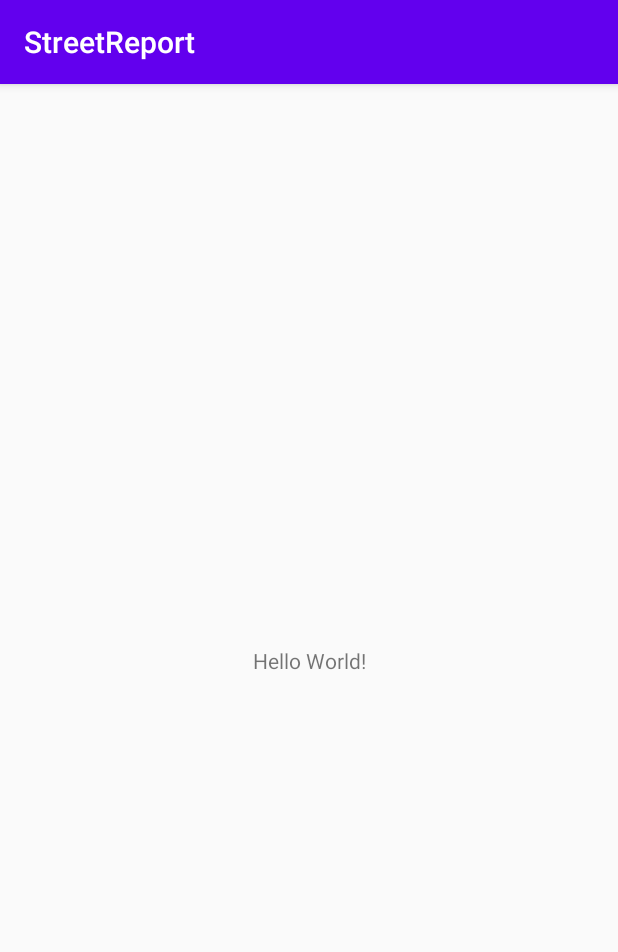
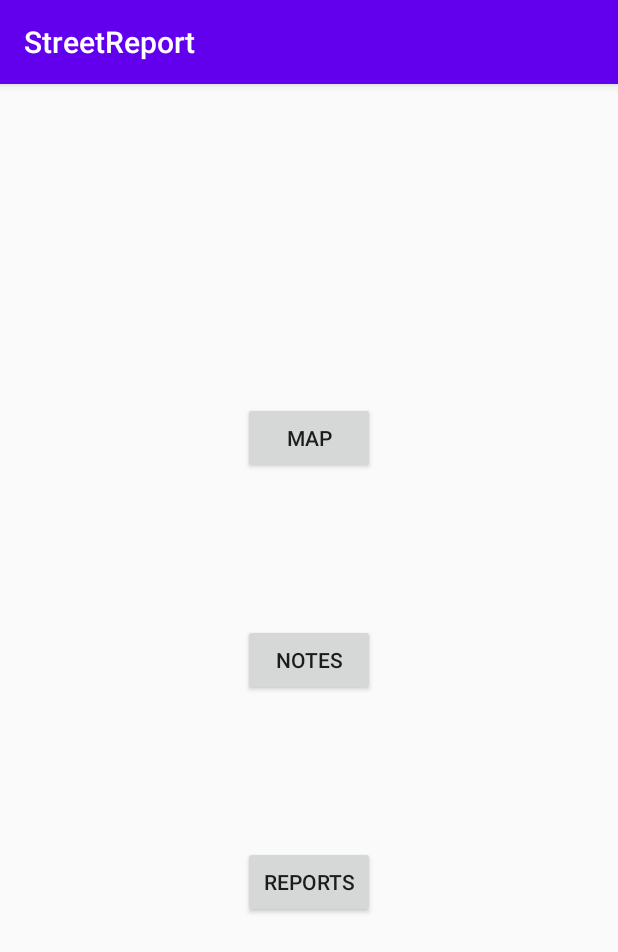
Before and after one commit to rodrigosa7/StreetReport, an Android app: the screen it shows after launch (MainActivity), on a phone screen of 412 x 824 dp. Shown: the top 952 px of the screen. Run offline under Robolectric (Android 15) with nearby library versions, the phone set to English and light mode, and no system bars.

Commit message:
Criar Página de Notas Adicionar Função para o botão

```diff
--- a/app/src/main/AndroidManifest.xml
+++ b/app/src/main/AndroidManifest.xml
@@ -9,6 +9,7 @@
         android:roundIcon="@mipmap/ic_launcher_round"
         android:supportsRtl="true"
         android:theme="@style/AppTheme">
+        <activity android:name=".Notes"></activity>
         <activity android:name=".MainActivity">
             <intent-filter>
                 <action android:name="android.intent.action.MAIN" />
--- a/app/src/main/res/layout/activity_main.xml
+++ b/app/src/main/res/layout/activity_main.xml
@@ -6,13 +6,37 @@
     android:layout_height="match_parent"
     tools:context=".MainActivity">
 
-    <TextView
+    <Button
+        android:id="@+id/button"
         android:layout_width="wrap_content"
         android:layout_height="wrap_content"
-        android:text="Hello World!"
+        android:layout_marginBottom="100dp"
+        android:text="@string/mapa"
+        app:layout_constraintBottom_toTopOf="@+id/button2"
+        app:layout_constraintEnd_toEndOf="parent"
+        app:layout_constraintHorizontal_bias="0.5"
+        app:layout_constraintStart_toStartOf="parent" />
+
+    <Button
+        android:id="@+id/button2"
+        android:layout_width="wrap_content"
+        android:layout_height="wrap_content"
+        android:onClick="abrirNotas"
+        android:text="@string/notas"
         app:layout_constraintBottom_toBottomOf="parent"
-        app:layout_constraintLeft_toLeftOf="parent"
-        app:layout_constraintRight_toRightOf="parent"
+        app:layout_constraintEnd_toEndOf="parent"
+        app:layout_constraintHorizontal_bias="0.5"
+        app:layout_constraintStart_toStartOf="parent"
         app:layout_constraintTop_toTopOf="parent" />
 
+    <Button
+        android:id="@+id/button3"
+        android:layout_width="wrap_content"
+        android:layout_height="wrap_content"
+        android:layout_marginTop="100dp"
+        android:text="@string/reports"
+        app:layout_constraintEnd_toEndOf="parent"
+        app:layout_constraintHorizontal_bias="0.5"
+        app:layout_constraintStart_toStartOf="parent"
+        app:layout_constraintTop_toBottomOf="@+id/button2" />
 </androidx.constraintlayout.widget.ConstraintLayout>
--- a/app/src/main/res/values/strings.xml
+++ b/app/src/main/res/values/strings.xml
@@ -1,3 +1,6 @@
 <resources>
     <string name="app_name">StreetReport</string>
+    <string name="mapa">map</string>
+    <string name="notas">notes</string>
+    <string name="reports">reports</string>
 </resources>
```
Also changed, not shown: app/src/main/java/ipvc/estg/streetreport/MainActivity.kt (+7 -0 lines), app/src/main/java/ipvc/estg/streetreport/Notes.kt (added, +11 -0 lines), app/src/main/res/layout/activity_notes.xml (added, +16 -0 lines), app/src/main/res/drawable-v24/logo.png (added), 1 other file.
